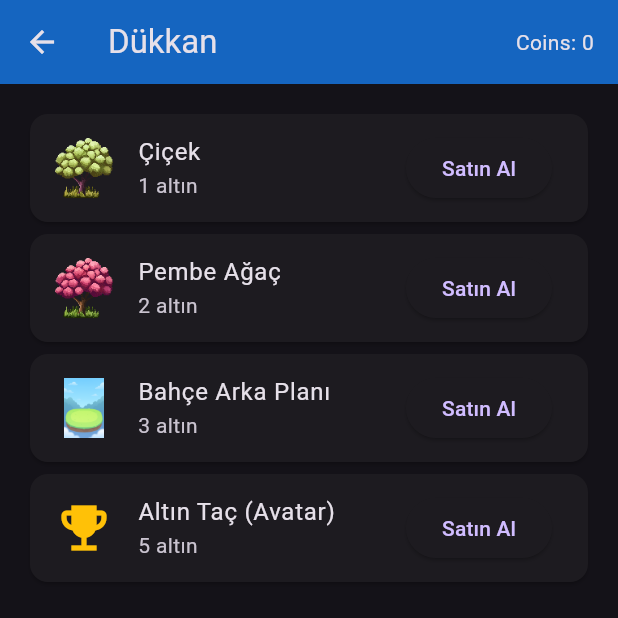
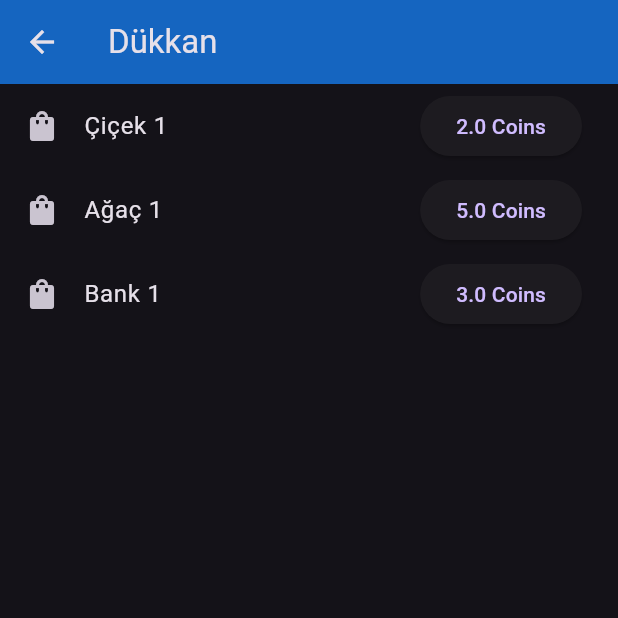
Before and after one commit to Grup43/Grup43_bootcamp, a Flutter app: the HomePage screen opened by its route, after a tap on "Başlat", after a tap on "Dükkan", on a phone screen of 412 x 824 dp, the top half of it. Run offline on Flutter 3.47's test engine with Material 3 defaults, Android fonts, the phone set to English and light mode, and no system bars; our stand-ins replace cloud_firestore, firebase_auth, firebase_core, flutter_dotenv, google_generative_ai, image_picker and 2 more; accounts and stored records are empty.

Commit message:
🛍️ Coin ve Mağaza Geliştirmeleri: - AppBar'daki 'Altın' metni 'Coins' olarak değiştirildi - StoreService: ürün satın alınırken otomatik aktif etme eklendi - ShopPage: satın alınan ürün anında aktif edilip coin düşüyor - Firestore userInventory yapısı eklendi

```diff
--- a/lib/pages/home_page.dart
+++ b/lib/pages/home_page.dart
@@ -2,6 +2,8 @@ import 'dart:async';
 import 'package:flutter/material.dart';
 import 'package:educoach_flutter/pages/planner_page.dart';
 import 'package:educoach_flutter/services/gold_service.dart';
+import 'package:cloud_firestore/cloud_firestore.dart';
+import 'package:firebase_auth/firebase_auth.dart';
 import 'profile_page.dart';
 import 'shop_page.dart';
 import 'package:sleek_circular_slider/sleek_circular_slider.dart';
@@ -78,7 +80,7 @@ class _HomePageState extends State<HomePage> {
               crossAxisAlignment: CrossAxisAlignment.start,
               children: const [
                 Text('Derin Odaklanma', style: TextStyle(fontWeight: FontWeight.bold)),
-                Text('Yalnızca izinli listedeki uygulamalara erişilebilir.', style: TextStyle(fontSize: 12)),
+                Text('İzinli uygulamalar dışında erişim kapalı.', style: TextStyle(fontSize: 12)),
               ],
             ),
             onPressed: () => Navigator.pop(context, 'Derin Odaklanma'),
@@ -101,16 +103,23 @@ class _HomePageState extends State<HomePage> {
 
   void _startTimer() {
     setState(() {
-      _remainingSeconds = _selectedMinutes * 60;
+      _remainingSeconds = _timerType == 'Zamanlayıcı' ? _selectedMinutes * 60 : 0;
       _isRunning = true;
     });
 
     _timer = Timer.periodic(const Duration(seconds: 1), (timer) {
-      if (_remainingSeconds > 0) {
-        setState(() => _remainingSeconds--);
+      if (_timerType == 'Zamanlayıcı') {
+        if (_remainingSeconds > 0) {
+          setState(() => _remainingSeconds--);
+        } else {
+          _stopTimer();
+          _giveReward();
+        }
       } else {
-        _stopTimer();
-        _giveReward();
+        setState(() => _remainingSeconds++);
+        if (_remainingSeconds % (15 * 60) == 0) {
+          _giveReward();
+        }
       }
     });
   }
@@ -122,13 +131,21 @@ class _HomePageState extends State<HomePage> {
 
   Future<void> _giveReward() async {
     double reward = 1;
-    if (_selectedMinutes > 30) {
-      reward = 3;
-    } else if (_selectedMinutes > 15) {
-      reward = 2;
+    if (_selectedMinutes > 30) reward = 3;
+    else if (_selectedMinutes > 15) reward = 2;
+
+    if (_focusType == 'Derin Odaklanma') {
+      reward *= 1.5;
     }
 
     final earned = await GoldService().earnGold(reward);
+
+    await FirebaseFirestore.instance.collection('focusLogs').add({
+      'userId': FirebaseAuth.instance.currentUser?.uid ?? 'guest',
+      'minutes': _selectedMinutes,
+      'deepFocus': _focusType == 'Derin Odaklanma',
+      'timestamp': FieldValue.serverTimestamp(),
+    });
 
     ScaffoldMessenger.of(context).showSnackBar(
       SnackBar(
@@ -159,11 +176,16 @@ class _HomePageState extends State<HomePage> {
             padding: const EdgeInsets.only(right: 12.0),
             child: Row(
               children: [
-                const Icon(Icons.monetization_on, color: Colors.amber, size: 28),
+                const Icon(Icons.monetization_on,
+                    color: Colors.amber, size: 28),
                 const SizedBox(width: 4),
                 Text(
-                  GoldService().totalGold.toStringAsFixed(1),
-                  style: const TextStyle(fontWeight: FontWeight.bold, fontSize: 18, color: Colors.white),
+                  "${GoldService().totalGold.toStringAsFixed(1)} Coins",
+                  style: const TextStyle(
+                    fontWeight: FontWeight.bold,
+                    fontSize: 18,
+                    color: Colors.white,
+                  ),
                 ),
                 const SizedBox(width: 8),
                 IconButton(
--- a/lib/pages/shop_page.dart
+++ b/lib/pages/shop_page.dart
@@ -1,81 +1,61 @@
 import 'package:flutter/material.dart';
-import 'package:cloud_firestore/cloud_firestore.dart';
-import 'package:firebase_auth/firebase_auth.dart';
-import '../services/store_service.dart';
+import 'package:educoach_flutter/services/store_service.dart';
+import 'package:educoach_flutter/services/gold_service.dart';
 
 class ShopPage extends StatefulWidget {
-  const ShopPage({super.key});
+  const ShopPage({Key? key}) : super(key: key);
 
   @override
-  State<ShopPage> createState() => _ShopPageState();
+  _ShopPageState createState() => _ShopPageState();
 }
 
 class _ShopPageState extends State<ShopPage> {
-  final List<_ShopItem> items = [
-    _ShopItem('Çiçek', 1, 'assets/tree_3.png'),
-    _ShopItem('Pembe Ağaç', 2, 'assets/tree_4.png'),
-    _ShopItem('Bahçe Arka Planı', 3, 'assets/garden_bg.png'),
-    _ShopItem('Altın Taç (Avatar)', 5, null),
+  final StoreService _storeService = StoreService();
+
+  final List<Map<String, dynamic>> _items = [
+    {'id': 'flower_1', 'name': 'Çiçek 1', 'price': 2.0},
+    {'id': 'tree_1', 'name': 'Ağaç 1', 'price': 5.0},
+    {'id': 'bench_1', 'name': 'Bank 1', 'price': 3.0},
   ];
+
+  Future<void> _buyItem(String itemId, double price) async {
+    try {
+      await _storeService.purchaseItem(itemId, price);
+      await GoldService().loadGoldFromFirestore();
+
+      ScaffoldMessenger.of(context).showSnackBar(
+        SnackBar(content: Text('$itemId başarıyla satın alındı ve aktif edildi!')),
+      );
+
+      setState(() {});
+    } catch (e) {
+      ScaffoldMessenger.of(context).showSnackBar(
+        SnackBar(content: Text('Satın alma başarısız: $e')),
+      );
+    }
+  }
 
   @override
   Widget build(BuildContext context) {
-    final String userId = FirebaseAuth.instance.currentUser!.uid;
-
     return Scaffold(
       appBar: AppBar(
         title: const Text('Dükkan'),
         backgroundColor: Colors.blue[800],
-        actions: [
-          StreamBuilder<DocumentSnapshot>(
-            stream: FirebaseFirestore.instance
-                .collection('userStats')
-                .doc(userId)
-                .snapshots(),
-            builder: (context, snapshot) {
-              if (!snapshot.hasData) return const Padding(
-                padding: EdgeInsets.all(16),
-                child: Text("Coins: 0"),
-              );
-              int coins = snapshot.data?['coins'] ?? 0;
-              return Padding(
-                padding: const EdgeInsets.all(16),
-                child: Text("Coins: $coins"),
-              );
-            },
-          ),
-        ],
       ),
-      body: ListView(
-        padding: const EdgeInsets.all(16),
-        children: items.map((item) => Card(
-          child: ListTile(
-            leading: item.assetPath != null
-                ? Image.asset(item.assetPath!, width: 40, height: 40, errorBuilder: (c,e,s)=>const Icon(Icons.image))
-                : const Icon(Icons.emoji_events, color: Colors.amber, size: 40),
-            title: Text(item.name),
-            subtitle: Text('${item.price} altın'),
+      body: ListView.builder(
+        itemCount: _items.length,
+        itemBuilder: (context, index) {
+          final item = _items[index];
+          return ListTile(
+            leading: const Icon(Icons.shopping_bag),
+            title: Text(item['name']),
             trailing: ElevatedButton(
-              onPressed: () async {
-                bool success = await purchaseItem(item.price);
-                ScaffoldMessenger.of(context).showSnackBar(
-                  SnackBar(content: Text(success
-                      ? 'Satın alındı!'
-                      : 'Yetersiz altın')),
-                );
-              },
-              child: const Text('Satın Al'),
+              onPressed: () => _buyItem(item['id'], item['price']),
+              child: Text('${item['price']} Coins'),
             ),
-          ),
-        )).toList(),
+          );
+        },
       ),
     );
   }
 }
-
-class _ShopItem {
-  final String name;
-  final int price;
-  final String? assetPath;
-  _ShopItem(this.name, this.price, this.assetPath);
-}
```
Also changed, not shown: lib/services/gold_service.dart (+56 -8 lines), lib/services/store_service.dart (+49 -32 lines).
